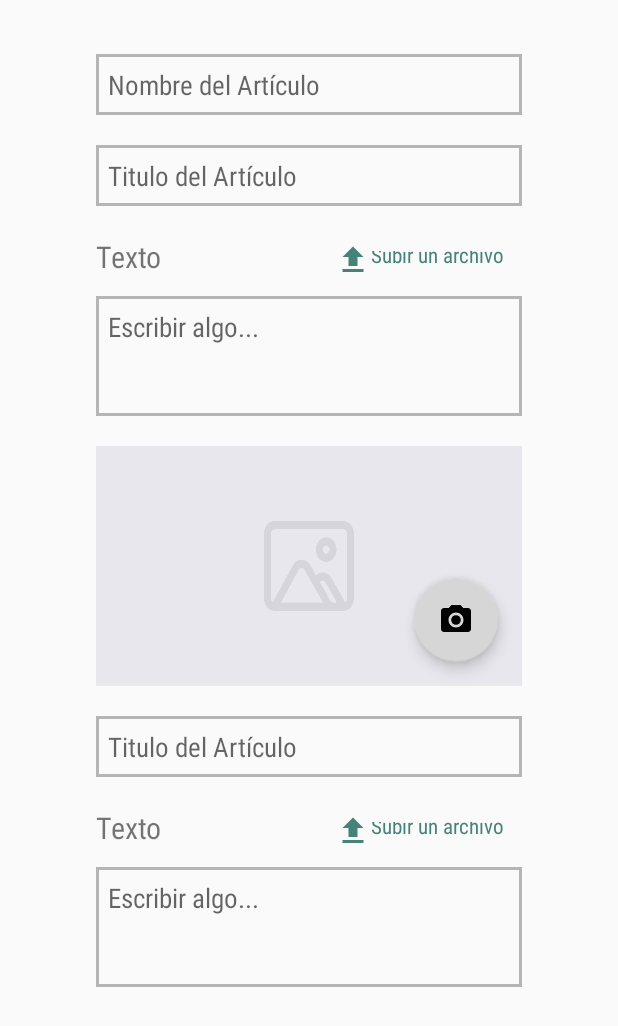
After one commit to lgarcia99/ProyectoReduce, an Android app: the layout fullscreen_dialog.xml on its own in the app's theme, with its tools: preview values and no code run, on a phone screen of 412 x 824 dp. The commit adds this screen. Shown: the top 1026 px of the screen. Run offline under Robolectric (Android 15) with nearby library versions, the phone set to English and light mode, and no system bars.

Commit message:
Pantalla de Agregar actividad

```diff
--- /dev/null
+++ b/app/src/main/java/salgadomontoya/anasofia/reduce/FullScreenDialog.kt
@@ -0,0 +1,32 @@
+package salgadomontoya.anasofia.reduce
+
+import android.os.Bundle
+import android.view.LayoutInflater
+import android.view.View
+import android.view.ViewGroup
+import androidx.fragment.app.DialogFragment
+import kotlinx.android.synthetic.main.layout_full_screen_dialog.*
+
+class FullScreenDialogExample(private val callbackListener: CallbackListener) : DialogFragment() {
+    override fun onCreateView(
+        inflater: LayoutInflater,
+        container: ViewGroup?,
+        savedInstanceState: Bundle?
+    ): View? {
+        isCancelable = false
+        return inflater.inflate(R.layout.layout_full_screen_dialog, container, false)
+    }
+    override fun getTheme(): Int {
+        return R.style.DialogTheme
+    }
+    override fun onViewCreated(view: View, savedInstanceState: Bundle?) {
+        super.onViewCreated(view, savedInstanceState)
+        button.setOnClickListener {
+            //send back data to PARENT fragment using callback
+            callbackListener.onDataReceived(editText.text.toString())
+            // Now dismiss the fragment
+            dismiss()
+        }
+
+    }
+}
--- /dev/null
+++ b/app/src/main/res/drawable/camera_icon.xml
@@ -0,0 +1,12 @@
+<vector xmlns:android="http://schemas.android.com/apk/res/android"
+        android:width="24dp"
+        android:height="24dp"
+        android:viewportWidth="24.0"
+        android:viewportHeight="24.0">
+    <path
+        android:fillColor="#FF000000"
+        android:pathData="M12,12m-3.2,0a3.2,3.2 0,1 1,6.4 0a3.2,3.2 0,1 1,-6.4 0"/>
+    <path
+        android:fillColor="#FF000000"
+        android:pathData="M9,2L7.17,4L4,4c-1.1,0 -2,0.9 -2,2v12c0,1.1 0.9,2 2,2h16c1.1,0 2,-0.9 2,-2L22,6c0,-1.1 -0.9,-2 -2,-2h-3.17L15,2L9,2zM12,17c-2.76,0 -5,-2.24 -5,-5s2.24,-5 5,-5 5,2.24 5,5 -2.24,5 -5,5z"/>
+</vector>
--- /dev/null
+++ b/app/src/main/res/drawable/my_border.xml
@@ -0,0 +1,5 @@
+<?xml version="1.0" encoding="utf-8"?>
+<shape xmlns:android="http://schemas.android.com/apk/res/android" android:shape="rectangle" >
+    <solid android:color="@android:color/transparent" />
+    <stroke android:width="2dip" android:color="@color/grayish"/>
+</shape>
--- /dev/null
+++ b/app/src/main/res/drawable/subir_un_archivo.xml
@@ -0,0 +1,9 @@
+<vector xmlns:android="http://schemas.android.com/apk/res/android"
+        android:width="24dp"
+        android:height="24dp"
+        android:viewportWidth="24.0"
+        android:viewportHeight="24.0">
+    <path
+        android:fillColor="@color/Greenish"
+        android:pathData="M9,16h6v-6h4l-7,-7 -7,7h4zM5,18h14v2L5,20z"/>
+</vector>
--- a/app/src/main/res/layout/activity_pagina_principal.xml
+++ b/app/src/main/res/layout/activity_pagina_principal.xml
@@ -97,5 +97,4 @@
         android:layout_gravity="center"
         android:background="@drawable/mas_" />
 
-
 </LinearLayout>
--- /dev/null
+++ b/app/src/main/res/layout/fullscreen_dialog.xml
@@ -0,0 +1,157 @@
+<?xml version="1.0" encoding="utf-8"?>
+<LinearLayout xmlns:android="http://schemas.android.com/apk/res/android"
+    xmlns:app="http://schemas.android.com/apk/res-auto"
+    android:orientation="vertical"
+    xmlns:tools="http://schemas.android.com/tools"
+    android:layout_width="match_parent"
+    android:layout_height="match_parent"
+    android:padding="16dp">
+
+    <EditText
+        android:id="@+id/nombre_articulo"
+        android:layout_width="fill_parent"
+        android:layout_height="wrap_content"
+        android:layout_marginHorizontal="48dp"
+        android:layout_marginTop="20dp"
+        android:hint="@string/nombre_articulo"
+        android:fontFamily="sans-serif-condensed"
+        android:background="@drawable/my_border"
+        android:padding="8dp"
+        android:inputType="text" />
+
+    <EditText
+        android:id="@+id/titulo_articulo"
+        android:layout_width="fill_parent"
+        android:layout_height="wrap_content"
+        android:layout_marginHorizontal="48dp"
+        android:layout_marginTop="20dp"
+        android:hint="@string/titulo"
+        android:fontFamily="sans-serif-condensed"
+        android:background="@drawable/my_border"
+        android:padding="8dp"
+        android:inputType="text" />
+
+    <RelativeLayout
+        android:layout_width="fill_parent"
+        android:layout_height="wrap_content"
+        android:layout_marginHorizontal="48dp">
+
+        <TextView
+            android:layout_width="wrap_content"
+            android:layout_height="wrap_content"
+            android:layout_marginTop="20dp"
+            android:fontFamily="sans-serif-condensed"
+            android:textSize="@dimen/titleSize"
+            android:layout_alignParentLeft="true"
+            android:text="Texto" />
+
+        <Button
+            android:layout_width="wrap_content"
+            android:layout_height="32dp"
+            android:text="@string/subir_un_archivo"
+            android:drawableLeft="@drawable/subir_un_archivo"
+            android:layout_marginTop="20dp"
+            android:layout_alignParentRight="true"
+            android:fontFamily="sans-serif-condensed"
+            android:textColor="@color/Greenish"
+            android:textAllCaps="false"
+            android:gravity="bottom"
+            style="?android:attr/borderlessButtonStyle"
+            />
+    </RelativeLayout>
+
+    <EditText
+        android:id="@+id/field_texto"
+        android:layout_width="fill_parent"
+        android:layout_height="80dp"
+        android:layout_marginHorizontal="48dp"
+        android:layout_marginTop="8dp"
+        android:hint="Escribir algo..."
+        android:fontFamily="sans-serif-condensed"
+        android:background="@drawable/my_border"
+        android:padding="8dp"
+        android:gravity="top"
+        android:inputType="text" />
+
+    <androidx.coordinatorlayout.widget.CoordinatorLayout
+        android:layout_marginTop="20dp"
+        android:layout_width="match_parent"
+        android:layout_height="160dp"
+        android:layout_marginHorizontal="48dp"
+        android:gravity="center_horizontal"
+        android:background="@color/whiteish"
+        android:orientation="horizontal">
+
+        <ImageView
+            android:layout_width="100dp"
+            android:layout_height="60dp"
+            android:layout_gravity="center"
+            android:id="@+id/picture_set2"
+            android:src="@drawable/icono_" />
+
+        <android.support.design.widget.FloatingActionButton
+            android:id="@+id/camera"
+            android:layout_width="wrap_content"
+            android:layout_height="wrap_content"
+            android:layout_gravity="end|bottom"
+            android:contentDescription="@string/submit"
+            android:layout_margin="16dp"
+            app:srcCompat="@drawable/camera_icon"
+            style="?android:attr/borderlessButtonStyle" />
+    </androidx.coordinatorlayout.widget.CoordinatorLayout>
+
+    <EditText
+        android:id="@+id/titulo_articulo2"
+        android:layout_width="fill_parent"
+        android:layout_height="wrap_content"
+        android:layout_marginHorizontal="48dp"
+        android:layout_marginTop="20dp"
+        android:hint="@string/titulo"
+        android:fontFamily="sans-serif-condensed"
+        android:background="@drawable/my_border"
+        android:padding="8dp"
+        android:inputType="text" />
+
+    <RelativeLayout
+        android:layout_width="fill_parent"
+        android:layout_height="wrap_content"
+        android:layout_marginHorizontal="48dp">
+
+        <TextView
+            android:layout_width="wrap_content"
+            android:layout_height="wrap_content"
+            android:layout_marginTop="20dp"
+            android:fontFamily="sans-serif-condensed"
+            android:textSize="@dimen/titleSize"
+            android:layout_alignParentLeft="true"
+            android:text="Texto" />
+
+        <Button
+            android:layout_width="wrap_content"
+            android:layout_height="32dp"
+            android:text="@string/subir_un_archivo"
+            android:drawableLeft="@drawable/subir_un_archivo"
+            android:layout_marginTop="20dp"
+            android:layout_alignParentRight="true"
+            android:fontFamily="sans-serif-condensed"
+            android:textColor="@color/Greenish"
+            android:textAllCaps="false"
+            android:gravity="bottom"
+            style="?android:attr/borderlessButtonStyle"
+            />
+    </RelativeLayout>
+
+    <EditText
+        android:id="@+id/field_texto2"
+        android:layout_width="fill_parent"
+        android:layout_height="80dp"
+        android:layout_marginHorizontal="48dp"
+        android:layout_marginTop="8dp"
+        android:hint="Escribir algo..."
+        android:fontFamily="sans-serif-condensed"
+        android:background="@drawable/my_border"
+        android:padding="8dp"
+        android:gravity="top"
+        android:inputType="text" />
+
+</LinearLayout>
--- a/app/src/main/res/values/strings.xml
+++ b/app/src/main/res/values/strings.xml
@@ -5,8 +5,8 @@
     <string name="next">Siguiente</string>
     <string name="Nombre">Nombre del Artículo</string>
     <string name="titulo">Titulo del Artículo</string>
-
-
+    <string name="nombre_articulo">Nombre del Artículo</string>
+    <string name="subir_un_archivo">Subir un archivo</string>
 
 
 </resources>
--- a/build.gradle
+++ b/build.gradle
@@ -8,7 +8,7 @@ buildscript {
 
     }
     dependencies {
-        classpath 'com.android.tools.build:gradle:3.5.3'
+        classpath 'com.android.tools.build:gradle:3.6.1'
         classpath "org.jetbrains.kotlin:kotlin-gradle-plugin:$kotlin_version"
         // NOTE: Do not place your application dependencies here; they belong
         // in the individual module build.gradle files
```
Also changed, not shown: gradle/wrapper/gradle-wrapper.properties.
